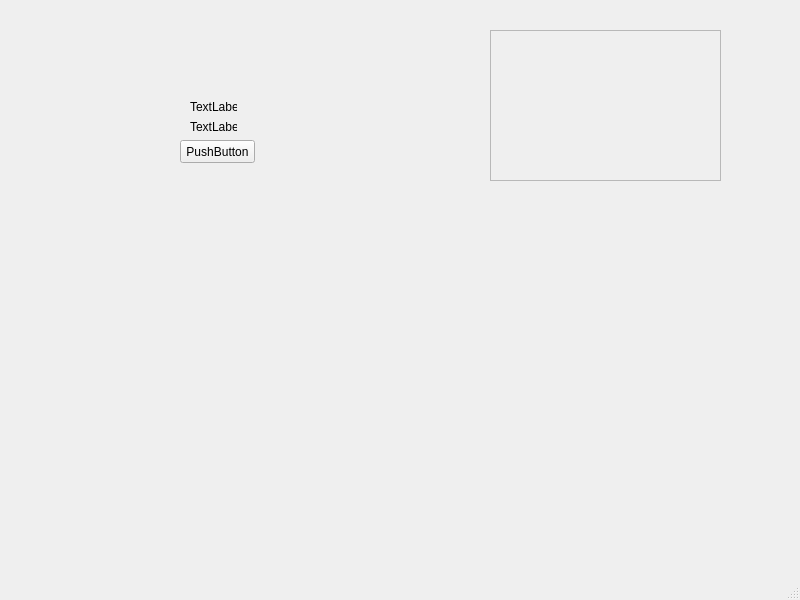
Qt form ui/main_battle.ui (Senokoom/Tap-Backpack-Adventure) before a commit.
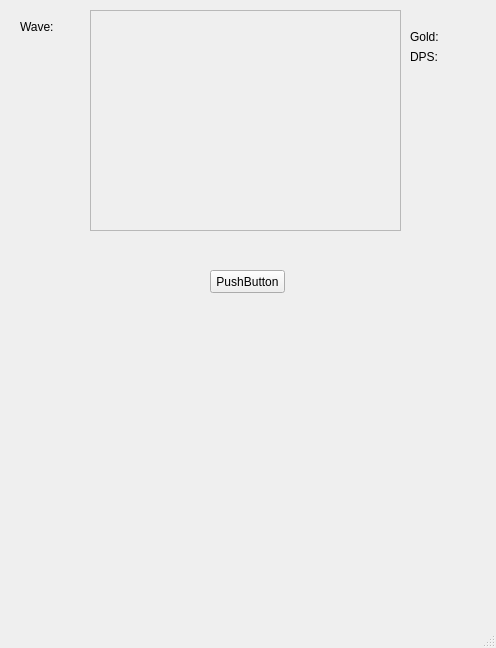
The same form after that commit.

```diff
--- a/ui/main_battle.ui
+++ b/ui/main_battle.ui
@@ -6,8 +6,8 @@
    <rect>
     <x>0</x>
     <y>0</y>
-    <width>800</width>
-    <height>600</height>
+    <width>496</width>
+    <height>648</height>
    </rect>
   </property>
   <property name="windowTitle">
@@ -17,27 +17,27 @@
    <widget class="QLabel" name="label_gold">
     <property name="geometry">
      <rect>
-      <x>190</x>
-      <y>100</y>
+      <x>410</x>
+      <y>30</y>
       <width>47</width>
       <height>13</height>
      </rect>
     </property>
     <property name="text">
-     <string>TextLabel</string>
+     <string>Gold: </string>
     </property>
    </widget>
    <widget class="QLabel" name="label_dps">
     <property name="geometry">
      <rect>
-      <x>190</x>
-      <y>120</y>
+      <x>410</x>
+      <y>50</y>
       <width>47</width>
       <height>13</height>
      </rect>
     </property>
     <property name="text">
-     <string>TextLabel</string>
+     <string>DPS: </string>
     </property>
    </widget>
    <widget class="QPushButton" name="button_tap">
@@ -46,8 +46,8 @@
     </property>
     <property name="geometry">
      <rect>
-      <x>180</x>
-      <y>140</y>
+      <x>210</x>
+      <y>270</y>
       <width>75</width>
       <height>23</height>
      </rect>
@@ -59,10 +59,10 @@
    <widget class="QFrame" name="frame_battle_area">
     <property name="geometry">
      <rect>
-      <x>490</x>
-      <y>30</y>
-      <width>231</width>
-      <height>151</height>
+      <x>90</x>
+      <y>10</y>
+      <width>311</width>
+      <height>221</height>
      </rect>
     </property>
     <property name="frameShape">
@@ -72,6 +72,19 @@
      <enum>QFrame::Raised</enum>
     </property>
    </widget>
+   <widget class="QLabel" name="label_wave">
+    <property name="geometry">
+     <rect>
+      <x>20</x>
+      <y>20</y>
+      <width>47</width>
+      <height>13</height>
+     </rect>
+    </property>
+    <property name="text">
+     <string>Wave: </string>
+    </property>
+   </widget>
   </widget>
   <widget class="QMenuBar" name="menubar">
    <property name="geometry">
```
Left out of the diff: 2 changed lines with no effect on the pictures.
